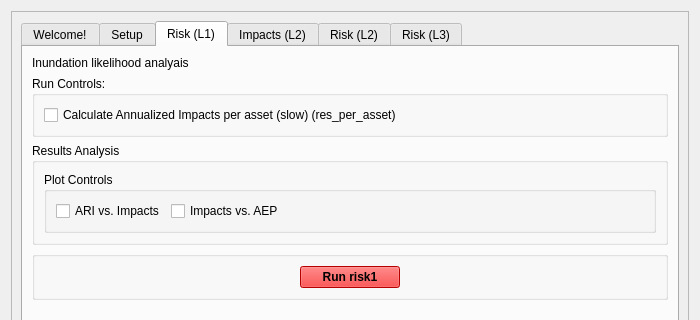
Before: the Qt Designer form canflood/model/model.ui in NRCan/CanFlood, drawn with Qt 5; both pictures show x 0 to 700 and y 0 to 320 of the 700 by 700 pixel window.
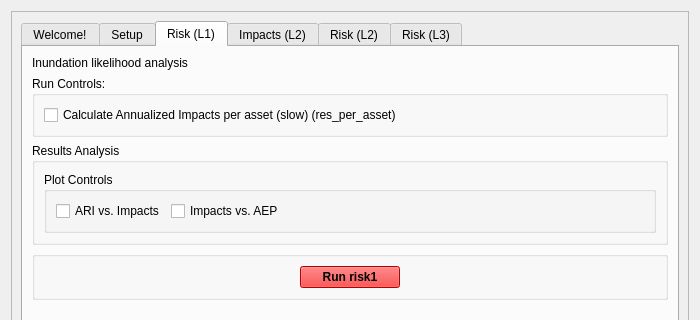
After: the same form once the commit is applied. The open tabs and pages were chosen to show the change. Icons and pictures are not drawn. Custom widgets are drawn as their Qt base class.

The edit to the form file:
```diff
--- a/canflood/model/model.ui
+++ b/canflood/model/model.ui
@@ -485,7 +485,7 @@
            <item>
             <widget class="QLabel" name="label">
              <property name="text">
-              <string>Inundation likelihood analyais</string>
+              <string>Inundation likelihood analysis</string>
              </property>
             </widget>
            </item>
```
Left out of the diff: 2 changed lines with no effect on the pictures.
